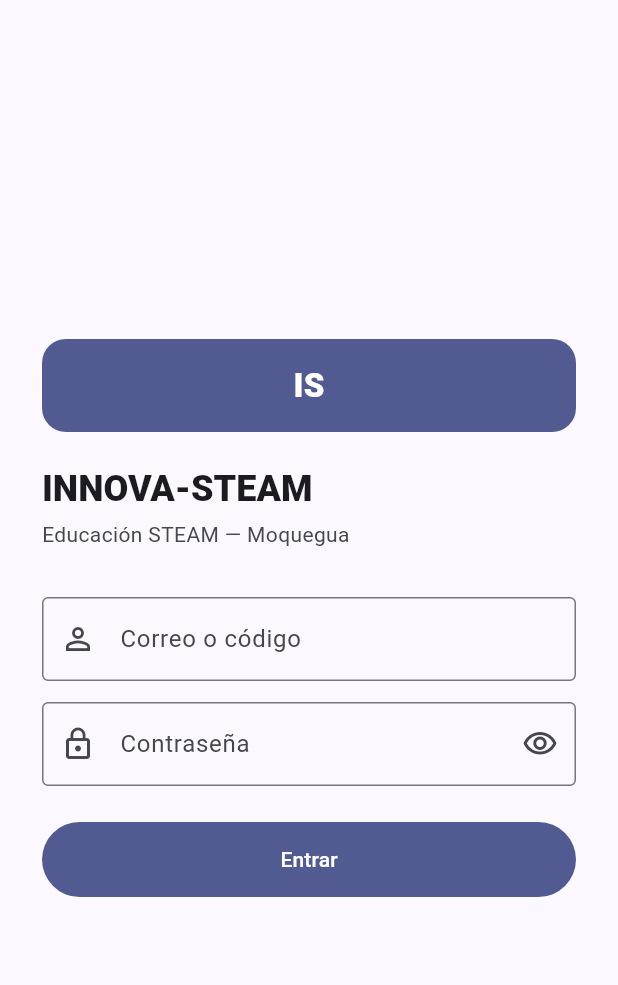
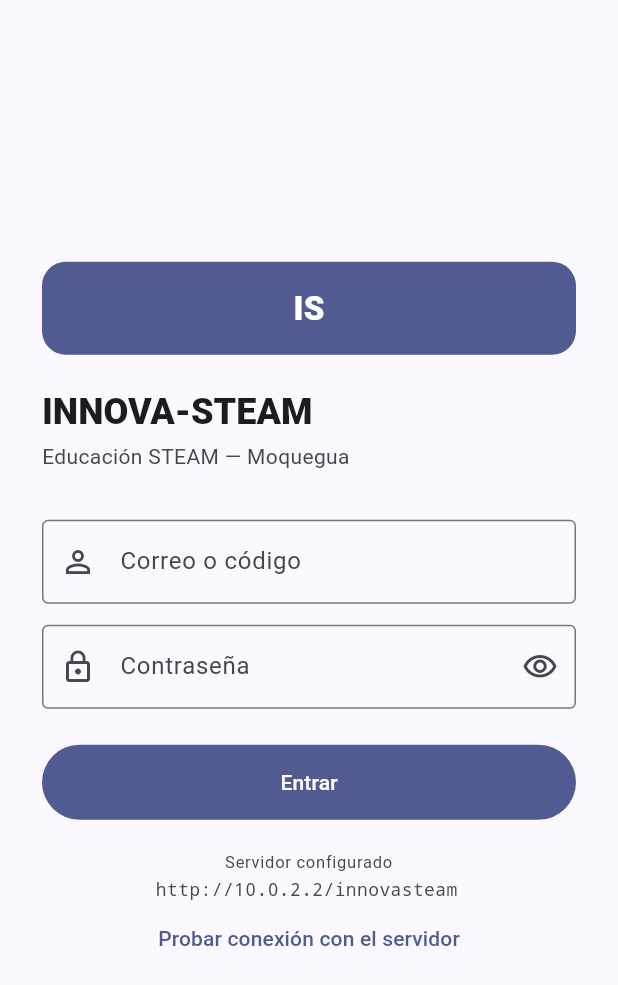
Before and after one commit to andreTYS/Stellar, a Flutter app: the screen it shows after launch, on a phone screen of 412 x 824 dp. Shown: the top 985 px of the screen. Run offline on Flutter 3.47's test engine with Material 3 defaults, Android fonts, the phone set to English and light mode, and no system bars; our stand-ins replace shared_preferences.

Commit message:
fix: diagnostico de conexion en la app y build de Electron reparado
Cuando la app no entra no hay forma de saber si el problema es la red, la
URL o las credenciales. Ahora:

- La pantalla de login muestra la URL que la app está usando y trae un
  botón para probar la conexión. Ver la URL escrita suele bastar para
  detectar el fallo más común, que es apuntar a localhost desde un
  emulador —donde eso significa el propio emulador, no el PC.

- Los errores de red nombran la URL y las causas reales en vez de un
  "sin conexión" que no dice dónde mirar, y distinguen el tiempo de
  espera agotado del rechazo de conexión.

- api/auth.php acepta ?accion=ping, que responde sin token. Sirve para
  separar un problema de red de uno de usuario y contraseña, y se puede
  abrir directamente en el navegador del móvil.

También faltaba importar TimeoutException de dart:async, que habría roto
la compilación.

── Electron ──

electron/assets/ no existe en el repositorio, pero package.json exigía
assets/icon.ico en las tres plataformas y main.js pasaba esa ruta a la
ventana: npm run build:win fallaba. Se quitan las rutas para que
electron-builder use su icono por omisión, y main.js solo pasa el icono
si el archivo está. Se añade electron/README.md con los pasos en Windows
y cómo poner un icono propio más adelante.

De paso, ipcMain se importaba sin usarse.

Verificado: el endpoint ping responde 200 con JSON sin credenciales, y
main.js y package.json de Electron son sintácticamente válidos. El código
Dart sigue sin compilar aquí por no haber Flutter en el entorno.

Co-Authored-By: Claude Opus 5 <noreply@anthropic.com>
Claude-Session: https://claude.ai/code/session_01Mqbcd5N1frVzeZe1pQtbZu

```diff
--- a/electron/package.json
+++ b/electron/package.json
@@ -23,26 +23,21 @@
     "files": ["main.js", "splash.html", "assets/**/*"],
     "win": {
       "target": [{ "target": "nsis", "arch": ["x64", "ia32"] }],
-      "icon": "assets/icon.ico",
       "publisherName": "INNOVA-STEAM"
     },
     "nsis": {
       "oneClick": false,
       "allowToChangeInstallationDirectory": true,
-      "installerIcon": "assets/icon.ico",
-      "installerHeaderIcon": "assets/icon.ico",
       "createDesktopShortcut": true,
       "createStartMenuShortcut": true,
       "shortcutName": "INNOVA-STEAM"
     },
     "mac": {
       "category": "public.app-category.education",
-      "icon": "assets/icon.icns",
       "target": ["dmg", "zip"]
     },
     "linux": {
       "target": ["AppImage", "deb"],
-      "icon": "assets/icon.png",
       "category": "Education"
     }
   }
--- a/movil/lib/pantallas/login.dart
+++ b/movil/lib/pantallas/login.dart
@@ -18,8 +18,29 @@ class _PantallaLoginState extends State<PantallaLogin> {
   final _password = TextEditingController();
 
   bool _cargando = false;
+  bool _probando = false;
   bool _verPassword = false;
   String? _error;
+  String? _aviso;
+
+  /// Comprueba que el servidor responde, sin usar credenciales. Separa
+  /// "no llego al servidor" de "usuario o contraseña mal", que es la
+  /// duda habitual cuando la app no entra.
+  Future<void> _probarConexion() async {
+    setState(() {
+      _probando = true;
+      _error = null;
+      _aviso = null;
+    });
+    try {
+      final resultado = await widget.api.probarConexion();
+      if (mounted) setState(() => _aviso = resultado);
+    } on ErrorApi catch (e) {
+      if (mounted) setState(() => _error = e.mensaje);
+    } finally {
+      if (mounted) setState(() => _probando = false);
+    }
+  }
 
   @override
   void dispose() {
@@ -161,6 +182,33 @@ class _PantallaLoginState extends State<PantallaLogin> {
                                 _error!,
                                 style: TextStyle(
                                     color: colores.onErrorContainer,
+                                    fontSize: 13.5,
+                                    height: 1.45),
+                              ),
+                            ),
+                          ],
+                        ),
+                      ),
+                    ],
+
+                    if (_aviso != null) ...[
+                      const SizedBox(height: 16),
+                      Container(
+                        padding: const EdgeInsets.all(12),
+                        decoration: BoxDecoration(
+                          color: colores.secondaryContainer,
+                          borderRadius: BorderRadius.circular(10),
+                        ),
+                        child: Row(
+                          children: [
+                            Icon(Icons.check_circle_outline,
+                                size: 19, color: colores.onSecondaryContainer),
+                            const SizedBox(width: 10),
+                            Expanded(
+                              child: Text(
+                                _aviso!,
+                                style: TextStyle(
+                                    color: colores.onSecondaryContainer,
                                     fontSize: 13.5),
                               ),
                             ),
@@ -184,6 +232,35 @@ class _PantallaLoginState extends State<PantallaLogin> {
                             )
                           : const Text('Entrar'),
                     ),
+
+                    // Diagnóstico: la causa habitual de que la app no
+                    // entre es que apunte a una URL que no responde, y
+                    // sin verla escrita no hay forma de darse cuenta.
+                    const SizedBox(height: 20),
+                    Text(
+                      'Servidor configurado',
+                      style: TextStyle(
+                          fontSize: 11,
+                          letterSpacing: .5,
+                          color: colores.onSurfaceVariant),
+                      textAlign: TextAlign.center,
+                    ),
+                    const SizedBox(height: 2),
+                    SelectableText(
+                      widget.api.baseUrl,
+                      textAlign: TextAlign.center,
+                      style: TextStyle(
+                        fontSize: 12,
+                        fontFamily: 'monospace',
+                        color: colores.onSurfaceVariant,
+                      ),
+                    ),
+                    TextButton(
+                      onPressed: _probando ? null : _probarConexion,
+                      child: Text(_probando
+                          ? 'Probando…'
+                          : 'Probar conexión con el servidor'),
+                    ),
                   ],
                 ),
               ),
```
Also changed, not shown: movil/lib/api/cliente.dart (+46 -4 lines), 3 other files.
